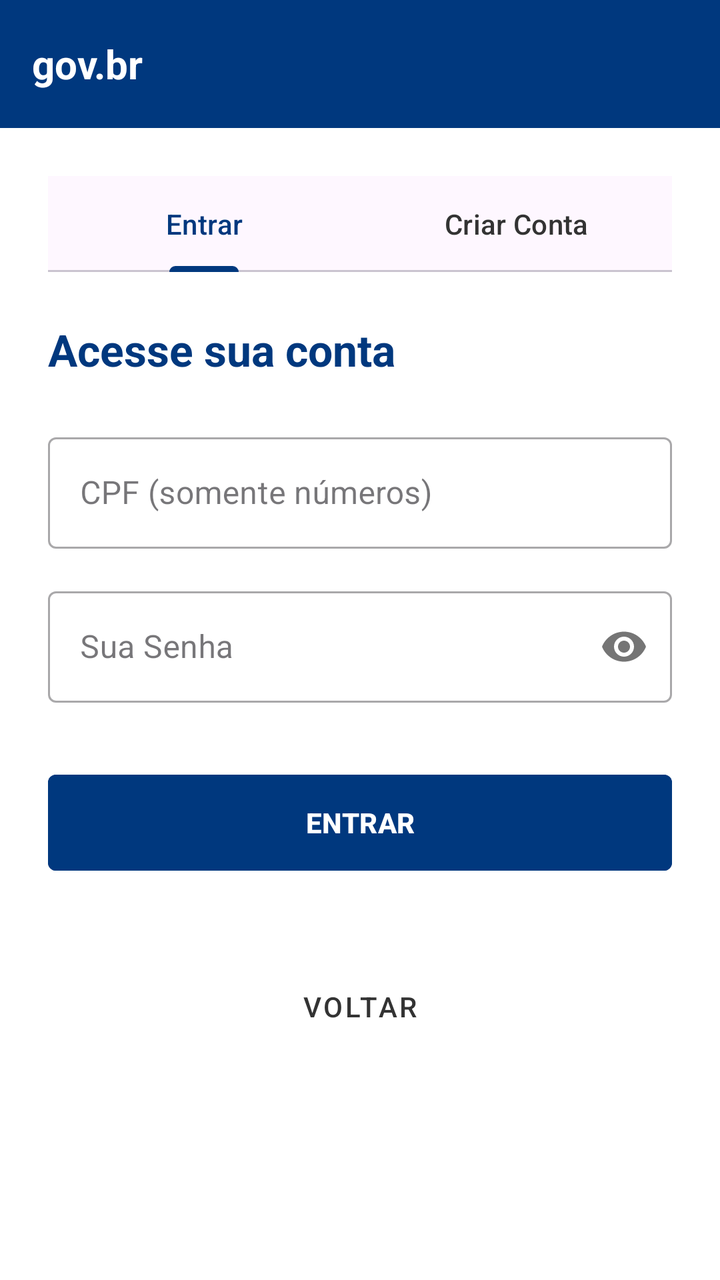
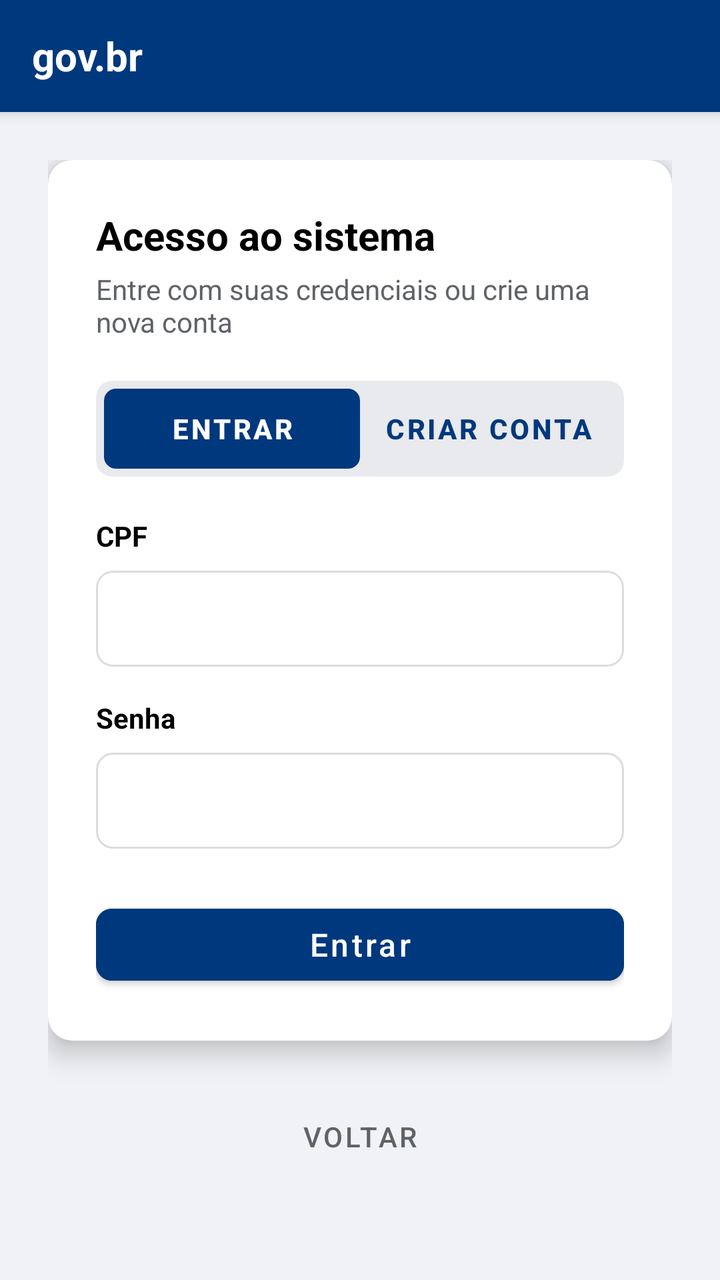

An Android layout rendered at two revisions. The XML below is the earlier revision; the diff shows what the commit changed to produce the second picture.
<!-- AndroidManifest.xml: application theme Theme.CalcGov -->
<!-- res/layout/activity_login.xml -->
<?xml version="1.0" encoding="utf-8"?>
<androidx.coordinatorlayout.widget.CoordinatorLayout xmlns:android="http://schemas.android.com/apk/res/android"
    xmlns:app="http://schemas.android.com/apk/res-auto"
    xmlns:tools="http://schemas.android.com/tools"
    android:layout_width="match_parent"
    android:layout_height="match_parent"
    android:background="@color/white"
    tools:context=".LoginActivity">

    <com.google.android.material.appbar.AppBarLayout
        android:layout_width="match_parent"
        android:layout_height="wrap_content"
        android:background="@color/gov_blue">
        <androidx.appcompat.widget.Toolbar
            android:layout_width="match_parent"
            android:layout_height="?attr/actionBarSize">
            <TextView
                android:layout_width="wrap_content"
                android:layout_height="wrap_content"
                android:text="gov.br"
                android:textColor="@color/white"
                android:textSize="20sp"
                android:textStyle="bold" />
        </androidx.appcompat.widget.Toolbar>
    </com.google.android.material.appbar.AppBarLayout>

    <androidx.core.widget.NestedScrollView
        android:layout_width="match_parent"
        android:layout_height="match_parent"
        app:layout_behavior="@string/appbar_scrolling_view_behavior">

        <LinearLayout
            android:layout_width="match_parent"
            android:layout_height="wrap_content"
            android:orientation="vertical"
            android:padding="24dp">

            <com.google.android.material.tabs.TabLayout
                android:id="@+id/tabLayout"
                android:layout_width="match_parent"
                android:layout_height="wrap_content"
                app:tabIndicatorColor="@color/gov_blue"
                app:tabSelectedTextColor="@color/gov_blue"
                app:tabTextColor="@color/gov_text_gray">
                <com.google.android.material.tabs.TabItem
                    android:layout_width="wrap_content"
                    android:layout_height="wrap_content"
                    android:text="Entrar" />
                <com.google.android.material.tabs.TabItem
                    android:layout_width="wrap_content"
                    android:layout_height="wrap_content"
                    android:text="Criar Conta" />
            </com.google.android.material.tabs.TabLayout>

            
            <LinearLayout
                android:id="@+id/layoutLogin"
                android:layout_width="match_parent"
                android:layout_height="wrap_content"
                android:layout_marginTop="24dp"
                android:orientation="vertical"
                android:visibility="visible">

                <TextView
                    android:layout_width="wrap_content"
                    android:layout_height="wrap_content"
                    android:text="Acesse sua conta"
                    android:textColor="@color/gov_blue"
                    android:textSize="22sp"
                    android:textStyle="bold" />

                <com.google.android.material.textfield.TextInputLayout
                    style="@style/Widget.MaterialComponents.TextInputLayout.OutlinedBox"
                    android:layout_width="match_parent"
                    android:layout_height="wrap_content"
                    android:layout_marginTop="24dp"
                    android:hint="CPF (somente números)">
                    <com.google.android.material.textfield.TextInputEditText
                        android:id="@+id/editTextCPF"
                        android:layout_width="match_parent"
                        android:layout_height="wrap_content"
                        android:inputType="number"
                        android:maxLength="11" />
                </com.google.android.material.textfield.TextInputLayout>

                <com.google.android.material.textfield.TextInputLayout
                    style="@style/Widget.MaterialComponents.TextInputLayout.OutlinedBox"
                    android:layout_width="match_parent"
                    android:layout_height="wrap_content"
                    android:layout_marginTop="16dp"
                    android:hint="Sua Senha"
                    app:passwordToggleEnabled="true">
                    <com.google.android.material.textfield.TextInputEditText
                        android:id="@+id/editTextPassword"
                        android:layout_width="match_parent"
                        android:layout_height="wrap_content"
                        android:inputType="textPassword" />
                </com.google.android.material.textfield.TextInputLayout>

                <Button
                    android:id="@+id/buttonLogin"
                    android:layout_width="match_parent"
                    android:layout_height="56dp"
                    android:layout_marginTop="32dp"
                    android:backgroundTint="@color/gov_blue"
                    android:text="ENTRAR"
                    android:textStyle="bold"
                    app:cornerRadius="4dp" />
            </LinearLayout>

            
            <LinearLayout
                android:id="@+id/layoutSignup"
                android:layout_width="match_parent"
                android:layout_height="wrap_content"
                android:layout_marginTop="24dp"
                android:orientation="vertical"
                android:visibility="gone">

                <TextView
                    android:layout_width="wrap_content"
                    android:layout_height="wrap_content"
                    android:text="Crie sua conta gov.br"
                    android:textColor="@color/gov_blue"
                    android:textSize="22sp"
                    android:textStyle="bold" />

                <com.google.android.material.textfield.TextInputLayout
                    style="@style/Widget.MaterialComponents.TextInputLayout.OutlinedBox"
                    android:layout_width="match_parent"
                    android:layout_height="wrap_content"
                    android:layout_marginTop="24dp"
                    android:hint="Nome Completo">
                    <com.google.android.material.textfield.TextInputEditText
                        android:id="@+id/editTextNameSignup"
                        android:layout_width="match_parent"
                        android:layout_height="wrap_content"
                        android:inputType="textPersonName" />
                </com.google.android.material.textfield.TextInputLayout>

                <com.google.android.material.textfield.TextInputLayout
                    style="@style/Widget.MaterialComponents.TextInputLayout.OutlinedBox"
                    android:layout_width="match_parent"
                    android:layout_height="wrap_content"
                    android:layout_marginTop="16dp"
                    android:hint="CPF (para o cadastro)">
                    <com.google.android.material.textfield.TextInputEditText
                        android:id="@+id/editTextCPFSignup"
                        android:layout_width="match_parent"
                        android:layout_height="wrap_content"
                        android:inputType="number"
                        android:maxLength="11" />
                </com.google.android.material.textfield.TextInputLayout>

                <com.google.android.material.textfield.TextInputLayout
                    style="@style/Widget.MaterialComponents.TextInputLayout.OutlinedBox"
                    android:layout_width="match_parent"
                    android:layout_height="wrap_content"
                    android:layout_marginTop="16dp"
                    android:hint="Crie uma Senha"
                    app:passwordToggleEnabled="true">
                    <com.google.android.material.textfield.TextInputEditText
                        android:id="@+id/editTextPasswordSignup"
                        android:layout_width="match_parent"
                        android:layout_height="wrap_content"
                        android:inputType="textPassword" />
                </com.google.android.material.textfield.TextInputLayout>

                <com.google.android.material.textfield.TextInputLayout
                    style="@style/Widget.MaterialComponents.TextInputLayout.OutlinedBox"
                    android:layout_width="match_parent"
                    android:layout_height="wrap_content"
                    android:layout_marginTop="16dp"
                    android:hint="Renda Bruta Mensal (opcional)">
                    <com.google.android.material.textfield.TextInputEditText
                        android:id="@+id/editTextRendaSignup"
                        android:layout_width="match_parent"
                        android:layout_height="wrap_content"
                        android:inputType="numberDecimal" />
                </com.google.android.material.textfield.TextInputLayout>

                <com.google.android.material.textfield.TextInputLayout
                    style="@style/Widget.MaterialComponents.TextInputLayout.OutlinedBox"
                    android:layout_width="match_parent"
                    android:layout_height="wrap_content"
                    android:layout_marginTop="16dp"
                    android:hint="Nº de Dependentes (opcional)">
                    <com.google.android.material.textfield.TextInputEditText
                        android:id="@+id/editTextDepSignup"
                        android:layout_width="match_parent"
                        android:layout_height="wrap_content"
                        android:inputType="number" />
                </com.google.android.material.textfield.TextInputLayout>

                <Button
                    android:id="@+id/buttonSignup"
                    android:layout_width="match_parent"
                    android:layout_height="56dp"
                    android:layout_marginTop="32dp"
                    android:backgroundTint="@color/gov_gold"
                    android:text="CADASTRAR"
                    android:textColor="@color/gov_blue"
                    android:textStyle="bold"
                    app:cornerRadius="4dp" />
            </LinearLayout>

            <Button
                android:id="@+id/VoltarMain"
                style="@style/Widget.MaterialComponents.Button.TextButton"
                android:layout_width="wrap_content"
                android:layout_height="wrap_content"
                android:layout_gravity="center"
                android:layout_marginTop="40dp"
                android:text="VOLTAR"
                android:textColor="@color/gov_text_gray" />

        </LinearLayout>
    </androidx.core.widget.NestedScrollView>

</androidx.coordinatorlayout.widget.CoordinatorLayout>
<!-- resources referenced by this layout -->
<resources>
  <color name="gov_blue">#00387E</color>
  <color name="gov_gold">#FFCC00</color>
  <color name="gov_text_gray">#333333</color>
  <color name="white">#FFFFFFFF</color>
  <style name="Theme.CalcGov" parent="Base.Theme.CalcGov" />
  <style name="Base.Theme.CalcGov" parent="Theme.Material3.DayNight.NoActionBar">
          
          
      </style>
</resources>

<!-- the commit's change to res/layout/activity_login.xml (unified diff, before → after) -->
@@ -27,6 +27,7 @@
     <androidx.core.widget.NestedScrollView
         android:layout_width="match_parent"
         android:layout_height="match_parent"
+        android:background="#F0F2F5"
         app:layout_behavior="@string/appbar_scrolling_view_behavior">
 
         <LinearLayout
@@ -35,174 +36,241 @@
             android:orientation="vertical"
             android:padding="24dp">
 
-            <com.google.android.material.tabs.TabLayout
-                android:id="@+id/tabLayout"
+            <com.google.android.material.card.MaterialCardView
                 android:layout_width="match_parent"
                 android:layout_height="wrap_content"
-                app:tabIndicatorColor="@color/gov_blue"
-                app:tabSelectedTextColor="@color/gov_blue"
-                app:tabTextColor="@color/gov_text_gray">
-                <com.google.android.material.tabs.TabItem
-                    android:layout_width="wrap_content"
-                    android:layout_height="wrap_content"
-                    android:text="Entrar" />
-                <com.google.android.material.tabs.TabItem
-                    android:layout_width="wrap_content"
-                    android:layout_height="wrap_content"
-                    android:text="Criar Conta" />
-            </com.google.android.material.tabs.TabLayout>
-
-            
-            <LinearLayout
-                android:id="@+id/layoutLogin"
-                android:layout_width="match_parent"
-                android:layout_height="wrap_content"
-                android:layout_marginTop="24dp"
-                android:orientation="vertical"
-                android:visibility="visible">
-
-                <TextView
-                    android:layout_width="wrap_content"
-                    android:layout_height="wrap_content"
-                    android:text="Acesse sua conta"
-                    android:textColor="@color/gov_blue"
-                    android:textSize="22sp"
-                    android:textStyle="bold" />
-
-                <com.google.android.material.textfield.TextInputLayout
-                    style="@style/Widget.MaterialComponents.TextInputLayout.OutlinedBox"
+                app:cardCornerRadius="12dp"
+                app:cardElevation="8dp"
+                app:cardBackgroundColor="@color/white"
+                app:strokeWidth="0dp">
+
+                <LinearLayout
                     android:layout_width="match_parent"
                     android:layout_height="wrap_content"
-                    android:layout_marginTop="24dp"
-                    android:hint="CPF (somente números)">
-                    <com.google.android.material.textfield.TextInputEditText
-                        android:id="@+id/editTextCPF"
+                    android:orientation="vertical"
+                    android:padding="24dp">
+
+                    <TextView
+                        android:layout_width="wrap_content"
+                        android:layout_height="wrap_content"
+                        android:text="Acesso ao sistema"
+                        android:textColor="#000000"
+                        android:textSize="20sp"
+                        android:textStyle="bold" />
+
+                    <TextView
+                        android:layout_width="wrap_content"
+                        android:layout_height="wrap_content"
+                        android:layout_marginTop="4dp"
+                        android:text="Entre com suas credenciais ou crie uma nova conta"
+                        android:textColor="#5F6368"
+                        android:textSize="14sp" />
+
+                    <com.google.android.material.card.MaterialCardView
                         android:layout_width="match_parent"
                         android:layout_height="wrap_content"
-                        android:inputType="number"
-                        android:maxLength="11" />
-                </com.google.android.material.textfield.TextInputLayout>
-
-                <com.google.android.material.textfield.TextInputLayout
-                    style="@style/Widget.MaterialComponents.TextInputLayout.OutlinedBox"
-                    android:layout_width="match_parent"
-                    android:layout_height="wrap_content"
-                    android:layout_marginTop="16dp"
-                    android:hint="Sua Senha"
-                    app:passwordToggleEnabled="true">
-                    <com.google.android.material.textfield.TextInputEditText
-                        android:id="@+id/editTextPassword"
+                        android:layout_marginTop="20dp"
+                        app:cardBackgroundColor="#E8EAED"
+                        app:cardCornerRadius="8dp"
+                        app:cardElevation="0dp">
+
+                        <com.google.android.material.tabs.TabLayout
+                            android:id="@+id/tabLayout"
+                            android:layout_width="match_parent"
+                            android:layout_height="40dp"
+                            android:layout_margin="4dp"
+                            android:background="@android:color/transparent"
+                            app:tabBackground="@drawable/tab_selector_rounded"
+                            app:tabIndicatorHeight="0dp"
+                            app:tabRippleColor="@android:color/transparent"
+                            app:tabSelectedTextColor="@color/white"
+                            app:tabTextColor="@color/gov_blue"
+                            app:tabTextAppearance="@style/CustomTabText">
+
+                            <com.google.android.material.tabs.TabItem
+                                android:layout_width="wrap_content"
+                                android:layout_height="wrap_content"
+                                android:text="Entrar" />
+
+                            <com.google.android.material.tabs.TabItem
+                                android:layout_width="wrap_content"
+                                android:layout_height="wrap_content"
+                                android:text="Criar conta" />
+                        </com.google.android.material.tabs.TabLayout>
+                    </com.google.android.material.card.MaterialCardView>
+
+                    
+                    <LinearLayout
+                        android:id="@+id/layoutLogin"
                         android:layout_width="match_parent"
                         android:layout_height="wrap_content"
-                        android:inputType="textPassword" />
-                </com.google.android.material.textfield.TextInputLayout>
-
-                <Button
-                    android:id="@+id/buttonLogin"
-                    android:layout_width="match_parent"
-                    android:layout_height="56dp"
-                    android:layout_marginTop="32dp"
-                    android:backgroundTint="@color/gov_blue"
-                    android:text="ENTRAR"
-                    android:textStyle="bold"
-                    app:cornerRadius="4dp" />
-            </LinearLayout>
-
-            
-            <LinearLayout
-                android:id="@+id/layoutSignup"
-                android:layout_width="match_parent"
-                android:layout_height="wrap_content"
-                android:layout_marginTop="24dp"
-                android:orientation="vertical"
-                android:visibility="gone">
-
-                <TextView
-                    android:layout_width="wrap_content"
-                    android:layout_height="wrap_content"
-                    android:text="Crie sua conta gov.br"
-                    android:textColor="@color/gov_blue"
-                    android:textSize="22sp"
-                    android:textStyle="bold" />
-
-                <com.google.android.material.textfield.TextInputLayout
-                    style="@style/Widget.MaterialComponents.TextInputLayout.OutlinedBox"
-                    android:layout_width="match_parent"
-                    android:layout_height="wrap_content"
-                    android:layout_marginTop="24dp"
-                    android:hint="Nome Completo">
-                    <com.google.android.material.textfield.TextInputEditText
-                        android:id="@+id/editTextNameSignup"
+                        android:layout_marginTop="20dp"
+                        android:orientation="vertical"
+                        android:visibility="visible">
+
+                        <TextView
+                            android:layout_width="wrap_content"
+                            android:layout_height="wrap_content"
+                            android:text="CPF"
+                            android:textColor="#000000"
+                            android:textSize="14sp"
+                            android:textStyle="bold" />
+
+                        <com.google.android.material.textfield.TextInputEditText
+                            android:id="@+id/editTextCPF"
+                            android:layout_width="match_parent"
+                            android:layout_height="48dp"
+                            android:layout_marginTop="8dp"
+                            android:background="@drawable/edit_text_rounded_outline"
+                            android:inputType="number"
+                            android:maxLength="11"
+                            android:paddingHorizontal="16dp" />
+
+                        <TextView
+                            android:layout_width="wrap_content"
+                            android:layout_height="wrap_content"
+                            android:layout_marginTop="16dp"
+                            android:text="Senha"
+                            android:textColor="#000000"
+                            android:textSize="14sp"
+                            android:textStyle="bold" />
+
+                        <com.google.android.material.textfield.TextInputEditText
+                            android:id="@+id/editTextPassword"
+                            android:layout_width="match_parent"
+                            android:layout_height="48dp"
+                            android:layout_marginTop="8dp"
+                            android:background="@drawable/edit_text_rounded_outline"
+                            android:inputType="textPassword"
+                            android:paddingHorizontal="16dp" />
+
+                        <Button
+                            android:id="@+id/buttonLogin"
+                            android:layout_width="match_parent"
+                            android:layout_height="48dp"
+                            android:layout_marginTop="24dp"
+                            android:backgroundTint="@color/gov_blue"
+                            android:text="Entrar"
+                            android:textAllCaps="false"
+                            android:textColor="@color/white"
+                            android:textSize="16sp"
+                            app:cornerRadius="8dp" />
+                    </LinearLayout>
+
+                    
+                    <LinearLayout
+                        android:id="@+id/layoutSignup"
                         android:layout_width="match_parent"
                         android:layout_height="wrap_content"
-                        android:inputType="textPersonName" />
-                </com.google.android.material.textfield.TextInputLayout>
-
-                <com.google.android.material.textfield.TextInputLayout
-                    style="@style/Widget.MaterialComponents.TextInputLayout.OutlinedBox"
-                    android:layout_width="match_parent"
-                    android:layout_height="wrap_content"
-                    android:layout_marginTop="16dp"
-                    android:hint="CPF (para o cadastro)">
-                    <com.google.android.material.textfield.TextInputEditText
-                        android:id="@+id/editTextCPFSignup"
-                        android:layout_width="match_parent"
-                        android:layout_height="wrap_content"
-                        android:inputType="number"
-                        android:maxLength="11" />
-                </com.google.android.material.textfield.TextInputLayout>
-
-                <com.google.android.material.textfield.TextInputLayout
-                    style="@style/Widget.MaterialComponents.TextInputLayout.OutlinedBox"
-                    android:layout_width="match_parent"
-                    android:layout_height="wrap_content"
-                    android:layout_marginTop="16dp"
-                    android:hint="Crie uma Senha"
-                    app:passwordToggleEnabled="true">
-                    <com.google.android.material.textfield.TextInputEditText
-                        android:id="@+id/editTextPasswordSignup"
-                        android:layout_width="match_parent"
-                        android:layout_height="wrap_content"
-                        android:inputType="textPassword" />
-                </com.google.android.material.textfield.TextInputLayout>
-
-                <com.google.android.material.textfield.TextInputLayout
-                    style="@style/Widget.MaterialComponents.TextInputLayout.OutlinedBox"
-                    android:layout_width="match_parent"
-                    android:layout_height="wrap_content"
-                    android:layout_marginTop="16dp"
-                    android:hint="Renda Bruta Mensal (opcional)">
-                    <com.google.android.material.textfield.TextInputEditText
-                        android:id="@+id/editTextRendaSignup"
-                        android:layout_width="match_parent"
-                        android:layout_height="wrap_content"
-                        android:inputType="numberDecimal" />
-                </com.google.android.material.textfield.TextInputLayout>
-
-                <com.google.android.material.textfield.TextInputLayout
-                    style="@style/Widget.MaterialComponents.TextInputLayout.OutlinedBox"
-                    android:layout_width="match_parent"
-                    android:layout_height="wrap_content"
-                    android:layout_marginTop="16dp"
-                    android:hint="Nº de Dependentes (opcional)">
-                    <com.google.android.material.textfield.TextInputEditText
-                        android:id="@+id/editTextDepSignup"
-                        android:layout_width="match_parent"
-                        android:layout_height="wrap_content"
-                        android:inputType="number" />
-                </com.google.android.material.textfield.TextInputLayout>
-
-                <Button
-                    android:id="@+id/buttonSignup"
-                    android:layout_width="match_parent"
-                    android:layout_height="56dp"
-                    android:layout_marginTop="32dp"
-                    android:backgroundTint="@color/gov_gold"
-                    android:text="CADASTRAR"
-                    android:textColor="@color/gov_blue"
-                    android:textStyle="bold"
-                    app:cornerRadius="4dp" />
-            </LinearLayout>
+                        android:layout_marginTop="20dp"
+                        android:orientation="vertical"
+                        android:visibility="gone">
+
+                        <TextView
+                            android:layout_width="wrap_content"
+                            android:layout_height="wrap_content"
+                            android:text="Nome Completo"
+                            android:textColor="#000000"
+                            android:textSize="14sp"
+                            android:textStyle="bold" />
+
+                        <com.google.android.material.textfield.TextInputEditText
+                            android:id="@+id/editTextNameSignup"
+                            android:layout_width="match_parent"
+                            android:layout_height="48dp"
+                            android:layout_marginTop="8dp"
+                            android:background="@drawable/edit_text_rounded_outline"
+                            android:inputType="textPersonName"
+                            android:paddingHorizontal="16dp" />
+
+                        <TextView
+                            android:layout_width="wrap_content"
+                            android:layout_height="wrap_content"
+                            android:layout_marginTop="16dp"
+                            android:text="CPF"
+                            android:textColor="#000000"
+                            android:textSize="14sp"
+                            android:textStyle="bold" />
+
+                        <com.google.android.material.textfield.TextInputEditText
+                            android:id="@+id/editTextCPFSignup"
+                            android:layout_width="match_parent"
+                            android:layout_height="48dp"
+                            android:layout_marginTop="8dp"
+                            android:background="@drawable/edit_text_rounded_outline"
+                            android:inputType="number"
+                            android:maxLength="11"
+                            android:paddingHorizontal="16dp" />
+
+                        <TextView
+                            android:layout_width="wrap_content"
+                            android:layout_height="wrap_content"
+                            android:layout_marginTop="16dp"
+                            android:text="Crie uma Senha"
+                            android:textColor="#000000"
+                            android:textSize="14sp"
+                            android:textStyle="bold" />
+
+                        <com.google.android.material.textfield.TextInputEditText
+                            android:id="@+id/editTextPasswordSignup"
+                            android:layout_width="match_parent"
+                            android:layout_height="48dp"
+                            android:layout_marginTop="8dp"
+                            android:background="@drawable/edit_text_rounded_outline"
+                            android:inputType="textPassword"
+                            android:paddingHorizontal="16dp" />
+
+                        <TextView
+                            android:layout_width="wrap_content"
+                            android:layout_height="wrap_content"
+                            android:layout_marginTop="16dp"
+                            android:text="Renda Bruta Mensal (opcional)"
+                            android:textColor="#000000"
+                            android:textSize="14sp"
+                            android:textStyle="bold" />
+
+                        <com.google.android.material.textfield.TextInputEditText
+                            android:id="@+id/editTextRendaSignup"
+                            android:layout_width="match_parent"
+                            android:layout_height="48dp"
+                            android:layout_marginTop="8dp"
+                            android:background="@drawable/edit_text_rounded_outline"
+                            android:inputType="numberDecimal"
+                            android:paddingHorizontal="16dp" />
+
+                        <TextView
+                            android:layout_width="wrap_content"
+                            android:layout_height="wrap_content"
+                            android:layout_marginTop="16dp"
+                            android:text="Nº de Dependentes (opcional)"
+                            android:textColor="#000000"
+                            android:textSize="14sp"
+                            android:textStyle="bold" />
+
+                        <com.google.android.material.textfield.TextInputEditText
+                            android:id="@+id/editTextDepSignup"
+                            android:layout_width="match_parent"
+                            android:layout_height="48dp"
+                            android:layout_marginTop="8dp"
+                            android:background="@drawable/edit_text_rounded_outline"
+                            android:inputType="number"
+                            android:paddingHorizontal="16dp" />
+
+                        <Button
+                            android:id="@+id/buttonSignup"
+                            android:layout_width="match_parent"
+                            android:layout_height="48dp"
+                            android:layout_marginTop="24dp"
+                            android:backgroundTint="@color/gov_gold"
+                            android:text="Cadastrar"
+                            android:textAllCaps="false"
+                            android:textColor="@color/gov_blue"
+                            android:textSize="16sp"
+                            app:cornerRadius="8dp" />
+                    </LinearLayout>
+
+                </LinearLayout>
+            </com.google.android.material.card.MaterialCardView>
 
             <Button
                 android:id="@+id/VoltarMain"
@@ -210,9 +278,9 @@
                 android:layout_width="wrap_content"
                 android:layout_height="wrap_content"
                 android:layout_gravity="center"
-                android:layout_marginTop="40dp"
+                android:layout_marginTop="24dp"
                 android:text="VOLTAR"
-                android:textColor="@color/gov_text_gray" />
+                android:textColor="#5F6368" />
 
         </LinearLayout>
     </androidx.core.widget.NestedScrollView>
<!-- resource entries referenced after the edit -->
@@ -2,12 +2,53 @@
 <resources>
   <color name="gov_blue">#00387E</color>
   <color name="gov_gold">#FFCC00</color>
-  <color name="gov_text_gray">#333333</color>
   <color name="white">#FFFFFFFF</color>
+  <!-- drawable edit_text_rounded_outline (drawable) -->
+  <?xml version="1.0" encoding="utf-8"?>
+  <shape xmlns:android="http://schemas.android.com/apk/res/android">
+      <solid android:color="@color/white" />
+      <stroke
+          android:width="1dp"
+          android:color="#DADCE0" />
+      <corners android:radius="8dp" />
+  </shape>
+  <!-- drawable tab_selector_rounded (drawable) -->
+  <?xml version="1.0" encoding="utf-8"?>
+  <selector xmlns:android="http://schemas.android.com/apk/res/android">
+      <item android:state_selected="true">
+          <shape>
+              <solid android:color="@color/gov_blue" />
+              <corners android:radius="6dp" />
+          </shape>
+      </item>
+      <item>
+          <shape>
+              <solid android:color="@android:color/transparent" />
+          </shape>
+      </item>
+  </selector>
+  <style name="CustomTabText" parent="TextAppearance.Design.Tab">
+          <item name="android:textSize">14sp</item>
+          <item name="android:textAllCaps">false</item>
+          <item name="android:textStyle">bold</item>
+      </style>
   <style name="Theme.CalcGov" parent="Base.Theme.CalcGov" />
-  <style name="Base.Theme.CalcGov" parent="Theme.Material3.DayNight.NoActionBar">
+  <style name="Base.Theme.CalcGov" parent="Theme.MaterialComponents.DayNight.NoActionBar">
           
+          <item name="colorPrimary">@color/gov_blue</item>
+          <item name="colorPrimaryVariant">@color/gov_blue_darker</item>
+          <item name="colorOnPrimary">@color/white</item>
           
+          <item name="colorSecondary">@color/gov_gold</item>
+          <item name="colorSecondaryVariant">@color/gov_gold</item>
+          <item name="colorOnSecondary">@color/black</item>
+          
+          <item name="android:statusBarColor">@color/gov_blue</item>
+          
+          <item name="android:windowBackground">@color/gov_gray_light</item>
       </style>
+  <color name="gov_blue_darker">#002147</color>
+  <color name="black">#FF000000</color>
+  <color name="gov_gray_light">#F8F8F8</color>
 </resources>
 
